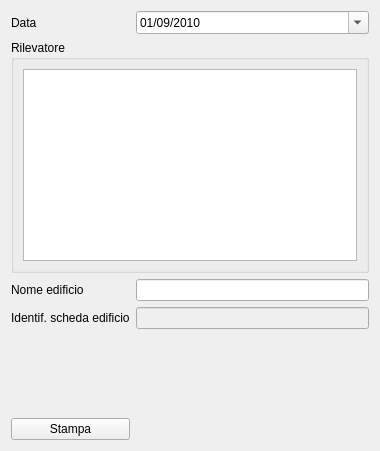
Above: ui/wdgSezPrincipale.ui from faunalia/rt_omero before the change. Below: the same form after it.
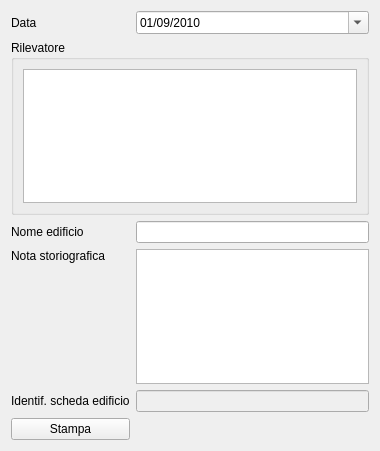
That is the form after the change.

Commit message: aggiungi controllo confine comunale (ticket #172), gestisci campo NOTA_STORICA

Patch:
```diff
--- a/ui/wdgSezPrincipale.ui
+++ b/ui/wdgSezPrincipale.ui
@@ -69,7 +69,7 @@
      </layout>
     </widget>
    </item>
-   <item row="4" column="0">
+   <item row="5" column="0">
     <spacer name="verticalSpacer">
      <property name="orientation">
       <enum>Qt::Vertical</enum>
@@ -89,7 +89,7 @@
      </property>
     </widget>
    </item>
-   <item row="3" column="1">
+   <item row="4" column="1">
     <widget class="QLineEdit" name="schedaID">
      <property name="enabled">
       <bool>false</bool>
@@ -99,7 +99,7 @@
      </property>
     </widget>
    </item>
-   <item row="3" column="0">
+   <item row="4" column="0">
     <widget class="QLabel" name="label">
      <property name="text">
       <string>Identif. scheda edificio</string>
@@ -120,6 +120,33 @@
      </property>
     </widget>
    </item>
+   <item row="3" column="0">
+    <layout class="QVBoxLayout">
+     <item>
+      <widget class="QLabel" name="label_4">
+       <property name="text">
+        <string>Nota storiografica</string>
+       </property>
+      </widget>
+     </item>
+     <item>
+      <spacer name="verticalSpacer_2">
+       <property name="orientation">
+        <enum>Qt::Vertical</enum>
+       </property>
+       <property name="sizeHint" stdset="0">
+        <size>
+         <width>20</width>
+         <height>40</height>
+        </size>
+       </property>
+      </spacer>
+     </item>
+    </layout>
+   </item>
+   <item row="3" column="1">
+    <widget class="QPlainTextEdit" name="NOTA_STORICA"/>
+   </item>
   </layout>
  </widget>
  <resources/>
```
Left out of the diff: 2 changed lines with no effect on the pictures. The commit also changes 7 other files.
